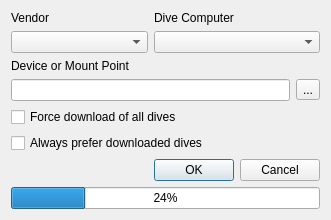
Old version of the form qt-ui/downloadfromdivecomputer.ui in the repository subsurface/subsurface.
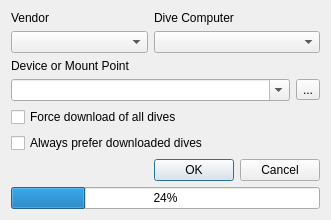
New version of the form.

Commit message:
implement device probe in C
It's an attempt to build auto-completion for the dive-computers
based on unpublished code inside libdivecomputer[1]

[1] -
http://git.libdivecomputer.org/?p=libdivecomputer.git;a=commitdiff;h=d44053a99435fb9fc1f408fb3f1629a54c938afc

```diff
--- a/qt-ui/downloadfromdivecomputer.ui
+++ b/qt-ui/downloadfromdivecomputer.ui
@@ -42,7 +42,11 @@
     </widget>
    </item>
    <item row="3" column="0" colspan="2">
-    <widget class="QLineEdit" name="device"/>
+    <widget class="QComboBox" name="device">
+     <property name="editable">
+      <bool>true</bool>
+     </property>
+    </widget>
    </item>
    <item row="3" column="2">
     <widget class="QToolButton" name="search">
```
The commit also changes 6 other files.
